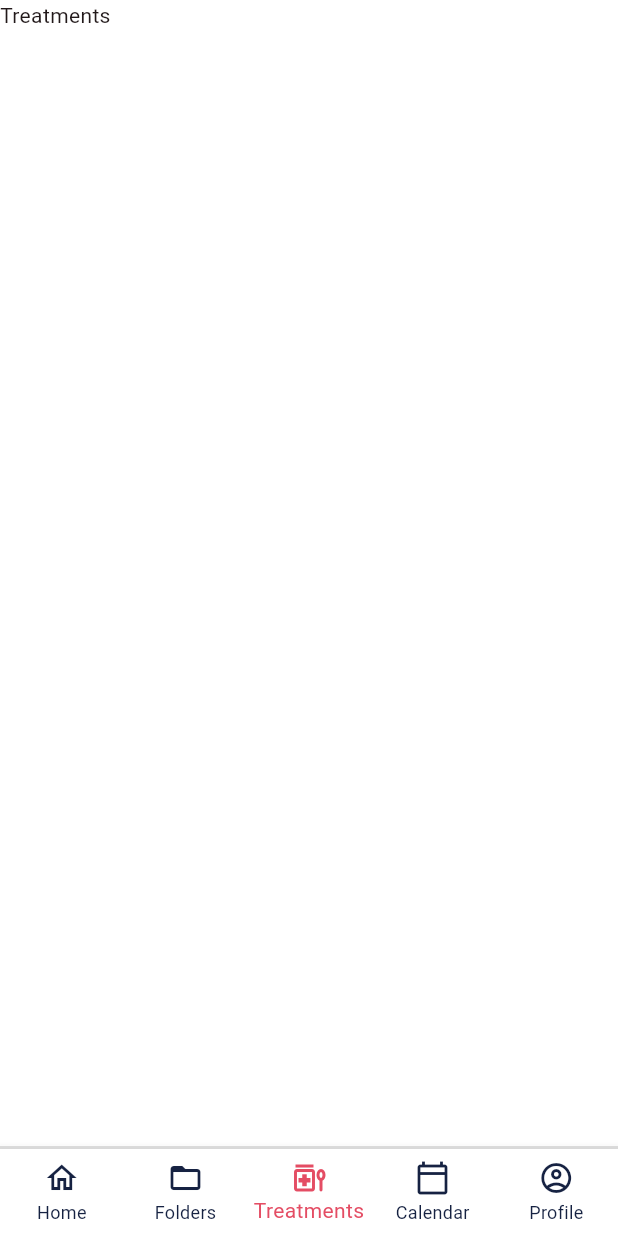
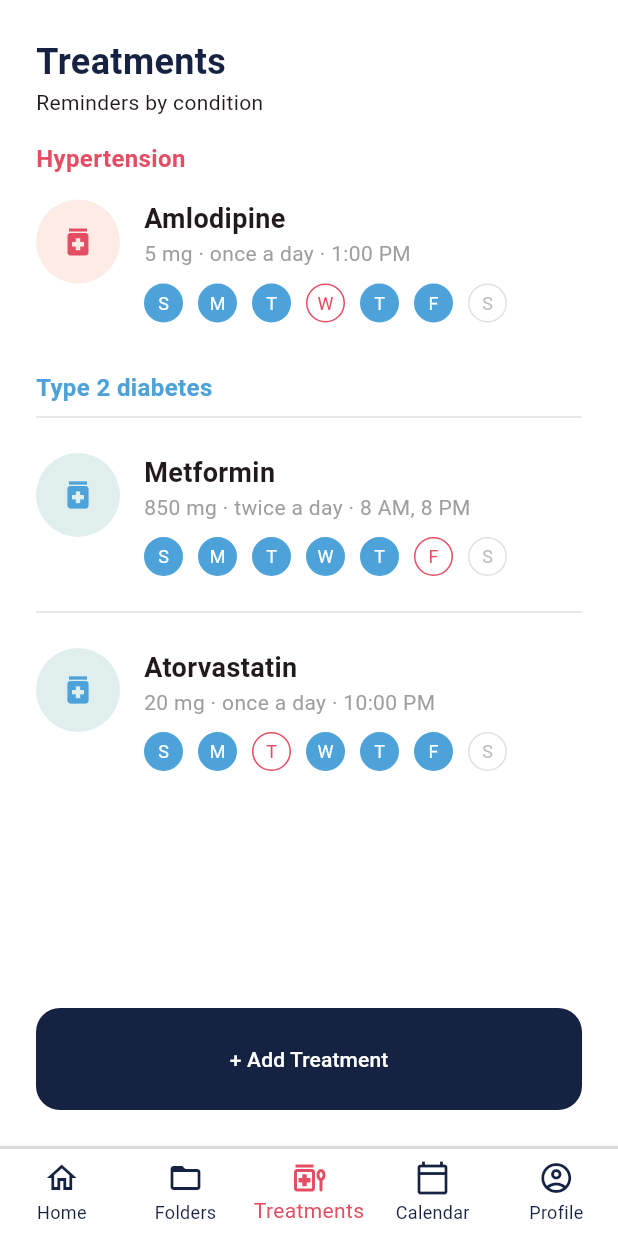
Before and after one commit to SpeedCode210/Heloderma, a Flutter app: the screen it shows after launch, item 3 of the bottom bar chosen, on a phone screen of 412 x 824 dp. Run offline on Flutter 3.47's test engine with Material 3 defaults, Android fonts, the phone set to English and light mode, and no system bars; our stand-ins replace dotted_border.

Commit message:
add treatments page design

```diff
--- a/lib/colors.dart
+++ b/lib/colors.dart
@@ -3,3 +3,5 @@ import 'package:flutter/material.dart';
 const Color darkPink = Color(0xFFE44D64);
 const Color darkBlue = Color(0xFF162242);
 const Color bgPink = Color(0xFFFDEBE5);
+const Color blue = Color(0xFF4DA3D9);
+const Color bgBlue = Color(0xFFE0EFEE);
--- a/lib/screens/main_screen.dart
+++ b/lib/screens/main_screen.dart
@@ -2,6 +2,7 @@ import 'package:flutter/material.dart';
 import 'package:heloderma/colors.dart' as HelodermaColors;
 import 'package:heloderma/screens/homepage.dart';
 import 'package:heloderma/screens/folderspage.dart';
+import 'package:heloderma/screens/treatments.dart';
 
 class MainScreen extends StatefulWidget {
   const MainScreen({super.key});
@@ -16,7 +17,7 @@ class _mainScreenState extends State<MainScreen> {
   static const List<Widget> _widgetOptions = <Widget>[
     const HomePage(),
     const FoldersPage(),
-    Text('Treatments'),
+    const TreatmentsPage(),
     Text('Calendar'),
     Text('Profile'),
   ];
--- /dev/null
+++ b/lib/screens/treatments.dart
@@ -0,0 +1,169 @@
+import 'package:flutter/material.dart';
+import 'package:heloderma/colors.dart' as HelodermaColors;
+import 'package:heloderma/styles.dart' as Style;
+
+class TreatmentsPage extends StatefulWidget {
+  const TreatmentsPage({super.key});
+
+  @override
+  State<TreatmentsPage> createState() => _TreatmentsPageState();
+}
+
+class TreatmentInfo {
+  String name;
+  String details;
+  List<String> days;
+
+  TreatmentInfo({
+    required this.name,
+    required this.details,
+    required this.days,
+  });
+}
+
+class _TreatmentsPageState extends State<TreatmentsPage> {
+  final List<TreatmentInfo> _hypertension = [
+    TreatmentInfo(
+      name: 'Amlodipine',
+      details: '5 mg · once a day · 1:00 PM',
+      days: ['taken', 'taken', 'taken', 'missed', 'taken', 'taken', 'pending'],
+    ),
+  ];
+
+  List<TreatmentInfo> _diabetes = [
+    TreatmentInfo(
+      name: 'Metformin',
+      details: '850 mg · twice a day · 8 AM, 8 PM',
+      days: ['taken', 'taken', 'taken', 'taken', 'taken', 'missed', 'pending'],
+    ),
+    TreatmentInfo(
+      name: 'Atorvastatin',
+      details: '20 mg · once a day · 10:00 PM',
+      days: ['taken', 'taken', 'missed', 'taken', 'taken', 'taken', 'pending'],
+    ),
+  ];
+  final List<String> _daysWeek = ['S', 'M', 'T', 'W', 'T', 'F', 'S'];
+
+  String _nextStatus(String status) {
+    if (status == 'taken') return 'missed';
+    if (status == 'pending') return 'taken';
+    return 'pending';
+  }
+
+  Widget _sectionTitle(String text, Color color) {
+    return Text(
+      text,
+      style: TextStyle(color: color, fontSize: 16, fontWeight: FontWeight.bold),
+    );
+  }
+
+  Widget _dayCircle(String letter, String status, void Function() onTap) {
+    Color bgColor = Colors.transparent;
+    Color borderColor = Colors.grey[300]!;
+    Color textColor = Colors.grey[400]!;
+
+    if (status == 'taken') {
+      bgColor = HelodermaColors.blue;
+      borderColor = HelodermaColors.blue;
+      textColor = Colors.white;
+    } else if (status == 'missed') {
+      borderColor = HelodermaColors.darkPink;
+      textColor = HelodermaColors.darkPink;
+    }
+
+    return GestureDetector(
+      onTap: onTap,
+      child: Container(
+        width: 26,
+        height: 26,
+        alignment: Alignment.center,
+        decoration: BoxDecoration(
+          color: bgColor,
+          shape: BoxShape.circle,
+          border: Border.all(width: 1, color: borderColor),
+        ),
+        child: Text(letter, style: TextStyle(color: textColor, fontSize: 12)),
+      ),
+    );
+  }
+
+  Widget _treatmentWidget(TreatmentInfo t, Color bg, Color iconColor) {
+    return Padding(
+      padding: EdgeInsets.symmetric(vertical: 16),
+      child: Row(
+        crossAxisAlignment: CrossAxisAlignment.start,
+        children: [
+          Container(
+            decoration: BoxDecoration(color: bg, shape: BoxShape.circle),
+            child: Padding(
+              padding: EdgeInsets.all(16),
+              child: Icon(Icons.medication, color: iconColor),
+            ),
+          ),
+          SizedBox(width: 16),
+          Expanded(
+            child: Column(
+              crossAxisAlignment: CrossAxisAlignment.start,
+              children: [
+                Text(t.name, style: Style.H2),
+                Text(t.details, style: TextStyle(color: Colors.grey)),
+                SizedBox(height: 10),
+                Row(
+                  spacing: 10,
+                  children: [
+                    for (int i = 0; i < 7; i++)
+                      _dayCircle(_daysWeek[i], t.days[i], () {
+                        setState(() {
+                          t.days[i] = _nextStatus(t.days[i]);
+                        });
+                      }),
+                  ],
+                ),
+              ],
+            ),
+          ),
+        ],
+      ),
+    );
+  }
+
+  @override
+  Widget build(BuildContext context) {
+    return Padding(
+      padding: EdgeInsets.all(24),
+      child: Column(
+        crossAxisAlignment: CrossAxisAlignment.stretch,
+        children: [
+          Text('Treatments', style: Style.H1),
+          Text('Reminders by condition'),
+          SizedBox(height: 16),
+          Expanded(
+            child: SingleChildScrollView(
+              child: Column(
+                crossAxisAlignment: CrossAxisAlignment.stretch,
+                children: [
+                  _sectionTitle('Hypertension', HelodermaColors.darkPink),
+                  for (var t in _hypertension)
+                    _treatmentWidget(t,HelodermaColors.bgPink,HelodermaColors.darkPink,),
+                  SizedBox(height: 16),
+                  _sectionTitle('Type 2 diabetes', HelodermaColors.blue),
+                  for (var t in _diabetes) ...[
+                    Divider(color: Colors.grey[300]),
+                    _treatmentWidget(t, HelodermaColors.bgBlue, HelodermaColors.blue),
+                  ],
+                ],
+              ),
+            ),
+          ),
+
+          SizedBox(height: 16),
+          FilledButton(
+            child: Text('+ Add Treatment'),
+            onPressed: () {},
+            style: Style.blueButtonStyle,
+          ),
+        ],
+      ),
+    );
+  }
+}
```
